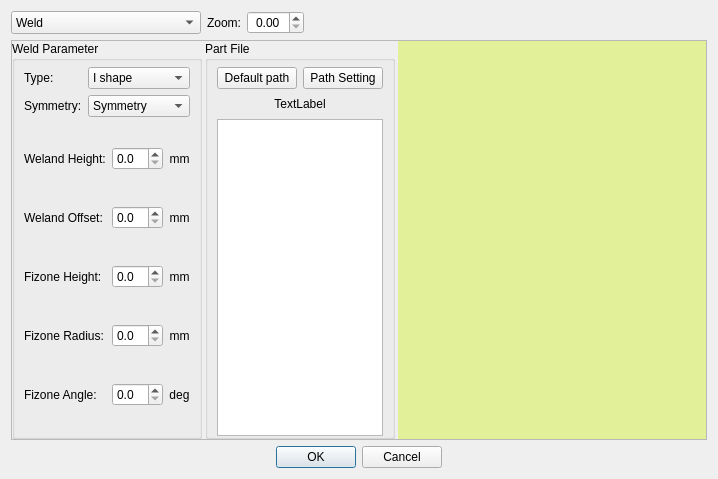
This is phascan_view/ui/dialog/DialogDxfFileLoad.ui in qinxingying/hello-word as Qt 5 draws it before an edit. The edited form follows.
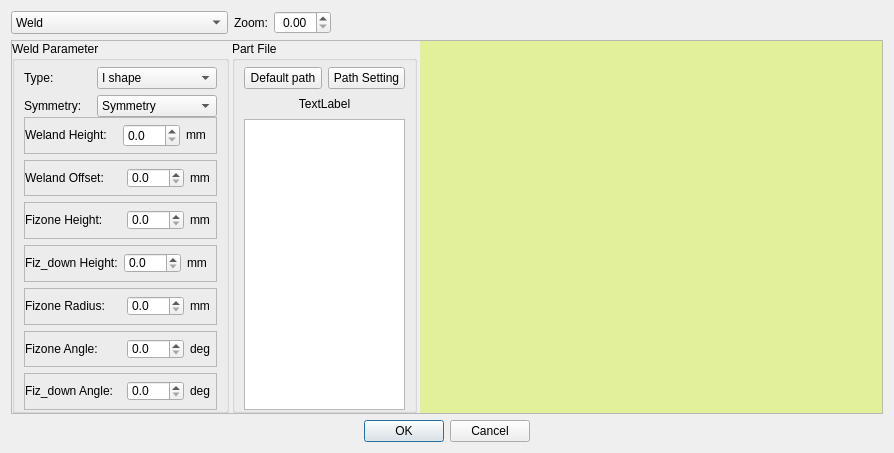
This is the edited form. Custom widgets are drawn as their Qt base class.

Commit message: Added: 在DialogDxfFileLoad模块中增加I、V、DV、U、J、VY型工件图示；

What changed in the file:
```diff
--- a/phascan_view/ui/dialog/DialogDxfFileLoad.ui
+++ b/phascan_view/ui/dialog/DialogDxfFileLoad.ui
@@ -9,8 +9,8 @@
    <rect>
     <x>0</x>
     <y>0</y>
-    <width>718</width>
-    <height>479</height>
+    <width>894</width>
+    <height>453</height>
    </rect>
   </property>
   <property name="windowTitle">
@@ -29,13 +29,13 @@
        </property>
        <property name="minimumSize">
         <size>
-         <width>190</width>
+         <width>217</width>
          <height>0</height>
         </size>
        </property>
        <property name="maximumSize">
         <size>
-         <width>190</width>
+         <width>217</width>
          <height>16777215</height>
         </size>
        </property>
@@ -101,7 +101,7 @@
      <property name="frameShadow">
       <enum>QFrame::Raised</enum>
      </property>
-     <layout class="QHBoxLayout" name="horizontalLayout_2" stretch="0,0,10">
+     <layout class="QHBoxLayout" name="horizontalLayout_2" stretch="3,2,1">
       <property name="spacing">
        <number>3</number>
       </property>
@@ -133,26 +133,20 @@
         </property>
         <property name="maximumSize">
          <size>
-          <width>190</width>
+          <width>217</width>
           <height>16777215</height>
          </size>
         </property>
         <property name="title">
          <string>Weld Parameter</string>
         </property>
-        <layout class="QVBoxLayout" name="verticalLayout" stretch="0,5">
+        <layout class="QVBoxLayout" name="verticalLayout" stretch="2,7">
          <property name="spacing">
           <number>0</number>
          </property>
-         <property name="leftMargin">
-          <number>9</number>
-         </property>
          <property name="topMargin">
           <number>6</number>
          </property>
-         <property name="rightMargin">
-          <number>9</number>
-         </property>
          <property name="bottomMargin">
           <number>0</number>
          </property>
@@ -236,8 +230,8 @@
           </layout>
          </item>
          <item>
-          <widget class="QFrame" name="frame_5">
-           <layout class="QGridLayout" name="gridLayout">
+          <widget class="QFrame" name="frame_value">
+           <layout class="QVBoxLayout" name="verticalLayout_3">
             <property name="leftMargin">
              <number>0</number>
             </property>
@@ -250,124 +244,487 @@
             <property name="bottomMargin">
              <number>0</number>
             </property>
-            <item row="0" column="0" colspan="2">
-             <widget class="QLabel" name="LabelWHeight">
-              <property name="text">
-               <string>Weland Height:</string>
+            <item>
+             <widget class="QFrame" name="frame_1">
+              <property name="frameShape">
+               <enum>QFrame::StyledPanel</enum>
               </property>
-             </widget>
-            </item>
-            <item row="0" column="3">
-             <widget class="QLabel" name="LabelUnitWHeight">
-              <property name="text">
-               <string>mm</string>
+              <property name="frameShadow">
+               <enum>QFrame::Raised</enum>
               </property>
-              <property name="alignment">
-               <set>Qt::AlignCenter</set>
-              </property>
+              <layout class="QHBoxLayout" name="horizontalLayout_5">
+               <property name="leftMargin">
+                <number>0</number>
+               </property>
+               <property name="topMargin">
+                <number>0</number>
+               </property>
+               <property name="rightMargin">
+                <number>0</number>
+               </property>
+               <property name="bottomMargin">
+                <number>0</number>
+               </property>
+               <item>
+                <widget class="QLabel" name="LabelWHeight">
+                 <property name="minimumSize">
+                  <size>
+                   <width>96</width>
+                   <height>20</height>
+                  </size>
+                 </property>
+                 <property name="maximumSize">
+                  <size>
+                   <width>16777215</width>
+                   <height>20</height>
+                  </size>
+                 </property>
+                 <property name="text">
+                  <string>Weland Height:</string>
+                 </property>
+                </widget>
+               </item>
+               <item>
+                <widget class="QDoubleSpinBox" name="SpinWHeight">
+                 <property name="maximumSize">
+                  <size>
+                   <width>58</width>
+                   <height>16777215</height>
+                  </size>
+                 </property>
+                 <property name="decimals">
+                  <number>1</number>
+                 </property>
+                </widget>
+               </item>
+               <item>
+                <widget class="QLabel" name="LabelUnitWHeight">
+                 <property name="minimumSize">
+                  <size>
+                   <width>30</width>
+                   <height>20</height>
+                  </size>
+                 </property>
+                 <property name="maximumSize">
+                  <size>
+                   <width>30</width>
+                   <height>20</height>
+                  </size>
+                 </property>
+                 <property name="text">
+                  <string>mm</string>
+                 </property>
+                </widget>
+               </item>
+              </layout>
              </widget>
             </item>
-            <item row="1" column="0" colspan="2">
-             <widget class="QLabel" name="LabelWOffset">
-              <property name="text">
-               <string>Weland Offset:</string>
+            <item>
+             <widget class="QFrame" name="frame_2">
+              <property name="frameShape">
+               <enum>QFrame::StyledPanel</enum>
               </property>
-             </widget>
-            </item>
-            <item row="1" column="3">
-             <widget class="QLabel" name="LabelUnitWOffset">
-              <property name="text">
-               <string>mm</string>
+              <property name="frameShadow">
+               <enum>QFrame::Raised</enum>
               </property>
-              <property name="alignment">
-               <set>Qt::AlignCenter</set>
-              </property>
+              <layout class="QHBoxLayout" name="horizontalLayout_6">
+               <property name="leftMargin">
+                <number>0</number>
+               </property>
+               <property name="topMargin">
+                <number>0</number>
+               </property>
+               <property name="rightMargin">
+                <number>0</number>
+               </property>
+               <property name="bottomMargin">
+                <number>0</number>
+               </property>
+               <item>
+                <widget class="QLabel" name="LabelWOffset">
+                 <property name="minimumSize">
+                  <size>
+                   <width>96</width>
+                   <height>0</height>
+                  </size>
+                 </property>
+                 <property name="maximumSize">
+                  <size>
+                   <width>16777215</width>
+                   <height>20</height>
+                  </size>
+                 </property>
+                 <property name="text">
+                  <string>Weland Offset:</string>
+                 </property>
+                </widget>
+               </item>
+               <item>
+                <widget class="QDoubleSpinBox" name="SpinWoffset">
+                 <property name="maximumSize">
+                  <size>
+                   <width>58</width>
+                   <height>20</height>
+                  </size>
+                 </property>
+                 <property name="decimals">
+                  <number>1</number>
+                 </property>
+                </widget>
+               </item>
+               <item>
+                <widget class="QLabel" name="LabelUnitWOffset">
+                 <property name="maximumSize">
+                  <size>
+                   <width>30</width>
+                   <height>20</height>
+                  </size>
+                 </property>
+                 <property name="text">
+                  <string>mm</string>
+                 </property>
+                </widget>
+               </item>
+              </layout>
              </widget>
             </item>
-            <item row="2" column="0" colspan="2">
-             <widget class="QLabel" name="LabelFHeight">
-              <property name="text">
-               <string>Fizone Height:</string>
+            <item>
+             <widget class="QFrame" name="frame_3">
+              <property name="frameShape">
+               <enum>QFrame::StyledPanel</enum>
               </property>
-             </widget>
-            </item>
-            <item row="2" column="3">
-             <widget class="QLabel" name="LabelUnitFHeight">
-              <property name="text">
-               <string>mm</string>
+              <property name="frameShadow">
+               <enum>QFrame::Raised</enum>
               </property>
-              <property name="alignment">
-               <set>Qt::AlignCenter</set>
-              </property>
+              <layout class="QHBoxLayout" name="horizontalLayout_10">
+               <property name="leftMargin">
+                <number>0</number>
+               </property>
+               <property name="topMargin">
+                <number>0</number>
+               </property>
+               <property name="rightMargin">
+                <number>0</number>
+               </property>
+               <property name="bottomMargin">
+                <number>0</number>
+               </property>
+               <item>
+                <widget class="QLabel" name="LabelFHeight">
+                 <property name="minimumSize">
+                  <size>
+                   <width>96</width>
+                   <height>0</height>
+                  </size>
+                 </property>
+                 <property name="maximumSize">
+                  <size>
+                   <width>16777215</width>
+                   <height>20</height>
+                  </size>
+                 </property>
+                 <property name="text">
+                  <string>Fizone Height:</string>
+                 </property>
+                </widget>
+               </item>
+               <item>
+                <widget class="QDoubleSpinBox" name="SpinFHeight">
+                 <property name="maximumSize">
+                  <size>
+                   <width>58</width>
+                   <height>20</height>
+                  </size>
+                 </property>
+                 <property name="decimals">
+                  <number>1</number>
+                 </property>
+                </widget>
+               </item>
+               <item>
+                <widget class="QLabel" name="LabelUnitFHeight">
+                 <property name="maximumSize">
+                  <size>
+                   <width>30</width>
+                   <height>20</height>
+                  </size>
+                 </property>
+                 <property name="text">
+                  <string>mm</string>
+                 </property>
+                </widget>
+               </item>
+              </layout>
              </widget>
             </item>
-            <item row="3" column="0" colspan="2">
-             <widget class="QLabel" name="LabelFRadius">
-              <property name="text">
-               <string>Fizone Radius:</string>
+            <item>
+             <widget class="QFrame" name="frame_4">
+              <property name="frameShape">
+               <enum>QFrame::StyledPanel</enum>
               </property>
-             </widget>
-            </item>
-            <item row="3" column="3">
-             <widget class="QLabel" name="LabelUnitFRadius">
-              <property name="text">
-               <string>mm</string>
+              <property name="frameShadow">
+               <enum>QFrame::Raised</enum>
               </property>
-              <property name="alignment">
-               <set>Qt::AlignCenter</set>
-              </property>
+              <layout class="QHBoxLayout" name="horizontalLayout_9">
+               <property name="leftMargin">
+                <number>0</number>
+               </property>
+               <property name="topMargin">
+                <number>0</number>
+               </property>
+               <property name="rightMargin">
+                <number>0</number>
+               </property>
+               <property name="bottomMargin">
+                <number>0</number>
+               </property>
+               <item>
+                <widget class="QLabel" name="LabelFHeight_2">
+                 <property name="maximumSize">
+                  <size>
+                   <width>16777215</width>
+                   <height>20</height>
+                  </size>
+                 </property>
+                 <property name="text">
+                  <string>Fiz_down Height:</string>
+                 </property>
+                </widget>
+               </item>
+               <item>
+                <widget class="QDoubleSpinBox" name="SpinFHeight_2">
+                 <property name="maximumSize">
+                  <size>
+                   <width>58</width>
+                   <height>20</height>
+                  </size>
+                 </property>
+                 <property name="decimals">
+                  <number>1</number>
+                 </property>
+                </widget>
+               </item>
+               <item>
+                <widget class="QLabel" name="LabelUnitFHeight_2">
+                 <property name="maximumSize">
+                  <size>
+                   <width>30</width>
+                   <height>20</height>
+                  </size>
+                 </property>
+                 <property name="text">
+                  <string>mm</string>
+                 </property>
+                </widget>
+               </item>
+              </layout>
              </widget>
             </item>
-            <item row="4" column="0" colspan="2">
-             <widget class="QLabel" name="LabelFAngle">
-              <property name="text">
-               <string>Fizone Angle:</string>
+            <item>
+             <widget class="QFrame" name="frame_5">
+              <property name="frameShape">
+               <enum>QFrame::StyledPanel</enum>
               </property>
-             </widget>
-            </item>
-            <item row="4" column="3">
-             <widget class="QLabel" name="LabelUnitFAngle">
-              <property name="text">
-               <string>deg</string>
+              <property name="frameShadow">
+               <enum>QFrame::Raised</enum>
               </property>
-              <property name="alignment">
-               <set>Qt::AlignCenter</set>
-              </property>
+              <layout class="QHBoxLayout" name="horizontalLayout_8">
+               <property name="leftMargin">
+                <number>0</number>
+               </property>
+               <property name="topMargin">
+                <number>0</number>
+               </property>
+               <property name="rightMargin">
+                <number>0</number>
+               </property>
+               <property name="bottomMargin">
+                <number>0</number>
+               </property>
+               <item>
+                <widget class="QLabel" name="LabelFRadius">
+                 <property name="minimumSize">
+                  <size>
+                   <width>96</width>
+                   <height>0</height>
+                  </size>
+                 </property>
+                 <property name="maximumSize">
+                  <size>
+                   <width>16777215</width>
+                   <height>20</height>
+                  </size>
+                 </property>
+                 <property name="text">
+                  <string>Fizone Radius:</string>
+                 </property>
+                </widget>
+               </item>
+               <item>
+                <widget class="QDoubleSpinBox" name="SpinFRadius">
+                 <property name="maximumSize">
+                  <size>
+                   <width>58</width>
+                   <height>20</height>
+                  </size>
+                 </property>
+                 <property name="decimals">
+                  <number>1</number>
+                 </property>
+                </widget>
+               </item>
+               <item>
+                <widget class="QLabel" name="LabelUnitFRadius">
+                 <property name="maximumSize">
+                  <size>
+                   <width>30</width>
+                   <height>20</height>
+                  </size>
+                 </property>
+                 <property name="text">
+                  <string>mm</string>
+                 </property>
+                </widget>
+               </item>
+              </layout>
              </widget>
             </item>
-            <item row="0" column="2">
-             <widget class="QDoubleSpinBox" name="SpinWHeight">
-              <property name="decimals">
-               <number>1</number>
+            <item>
+             <widget class="QFrame" name="frame_6">
+              <property name="frameShape">
+               <enum>QFrame::StyledPanel</enum>
               </property>
-             </widget>
-            </item>
-            <item row="1" column="2">
-             <widget class="QDoubleSpinBox" name="SpinWoffset">
-              <property name="decimals">
-               <number>1</number>
+              <property name="frameShadow">
+               <enum>QFrame::Raised</enum>
               </property>
+              <layout class="QHBoxLayout" name="horizontalLayout_7">
+               <property name="leftMargin">
+                <number>0</number>
+               </property>
+               <property name="topMargin">
+                <number>0</number>
+               </property>
+               <property name="rightMargin">
+                <number>0</number>
+               </property>
+               <property name="bottomMargin">
+                <number>0</number>
+               </property>
+               <item>
+                <widget class="QLabel" name="LabelFAngle">
+                 <property name="minimumSize">
+                  <size>
+                   <width>96</width>
+                   <height>0</height>
+                  </size>
+                 </property>
+                 <property name="maximumSize">
+                  <size>
+                   <width>16777215</width>
+                   <height>20</height>
+                  </size>
+                 </property>
+                 <property name="text">
+                  <string>Fizone Angle:</string>
+                 </property>
+                </widget>
+               </item>
+               <item>
+                <widget class="QDoubleSpinBox" name="SpinFAngle">
+                 <property name="maximumSize">
+                  <size>
+                   <width>58</width>
+                   <height>20</height>
+                  </size>
+                 </property>
+                 <property name="decimals">
+                  <number>1</number>
+                 </property>
+                </widget>
+               </item>
+               <item>
+                <widget class="QLabel" name="LabelUnitFAngle">
+                 <property name="maximumSize">
+                  <size>
+                   <width>30</width>
+                   <height>20</height>
+                  </size>
+                 </property>
+                 <property name="text">
+                  <string>deg</string>
+                 </property>
+                </widget>
+               </item>
+              </layout>
              </widget>
             </item>
-            <item row="2" column="2">
-             <widget class="QDoubleSpinBox" name="SpinFHeight">
-              <property name="decimals">
-               <number>1</number>
+            <item>
+             <widget class="QFrame" name="frame_7">
+              <property name="frameShape">
+               <enum>QFrame::StyledPanel</enum>
               </property>
-             </widget>
-            </item>
-            <item row="3" column="2">
-             <widget class="QDoubleSpinBox" name="SpinFRadius">
-              <property name="decimals">
-               <number>1</number>
+              <property name="frameShadow">
+               <enum>QFrame::Raised</enum>
               </property>
-             </widget>
-            </item>
-            <item row="4" column="2">
-             <widget class="QDoubleSpinBox" name="SpinFAngle">
-              <property name="decimals">
-               <number>1</number>
-              </property>
+              <layout class="QHBoxLayout" name="horizontalLayout_11">
+               <property name="leftMargin">
+                <number>0</number>
+               </property>
+               <property name="topMargin">
+                <number>0</number>
+               </property>
+               <property name="rightMargin">
+                <number>0</number>
+               </property>
+               <property name="bottomMargin">
+                <number>0</number>
+               </property>
+               <item>
+                <widget class="QLabel" name="LabelFAngle_2">
+                 <property name="minimumSize">
+                  <size>
+                   <width>96</width>
+                   <height>0</height>
+                  </size>
+                 </property>
+                 <property name="maximumSize">
+                  <size>
+                   <width>16777215</width>
+                   <height>20</height>
+                  </size>
+                 </property>
+                 <property name="text">
+                  <string>Fiz_down Angle:</string>
+                 </property>
+                </widget>
+               </item>
+               <item>
+                <widget class="QDoubleSpinBox" name="SpinFAngle_2">
+                 <property name="maximumSize">
+                  <size>
+                   <width>58</width>
+                   <height>20</height>
+                  </size>
+                 </property>
+                 <property name="decimals">
+                  <number>1</number>
+                 </property>
+                </widget>
+               </item>
+               <item>
+                <widget class="QLabel" name="LabelUnitFAngle_2">
+                 <property name="maximumSize">
+                  <size>
+                   <width>30</width>
+                   <height>20</height>
+                  </size>
+                 </property>
+                 <property name="text">
+                  <string>deg</string>
+                 </property>
+                </widget>
+               </item>
+              </layout>
              </widget>
             </item>
            </layout>
@@ -392,7 +749,7 @@
         </property>
         <property name="maximumSize">
          <size>
-          <width>190</width>
+          <width>185</width>
           <height>16777215</height>
          </size>
         </property>
```
Left out of the diff: 20 changed lines with no effect on the pictures. The commit also changes 7 other files.
